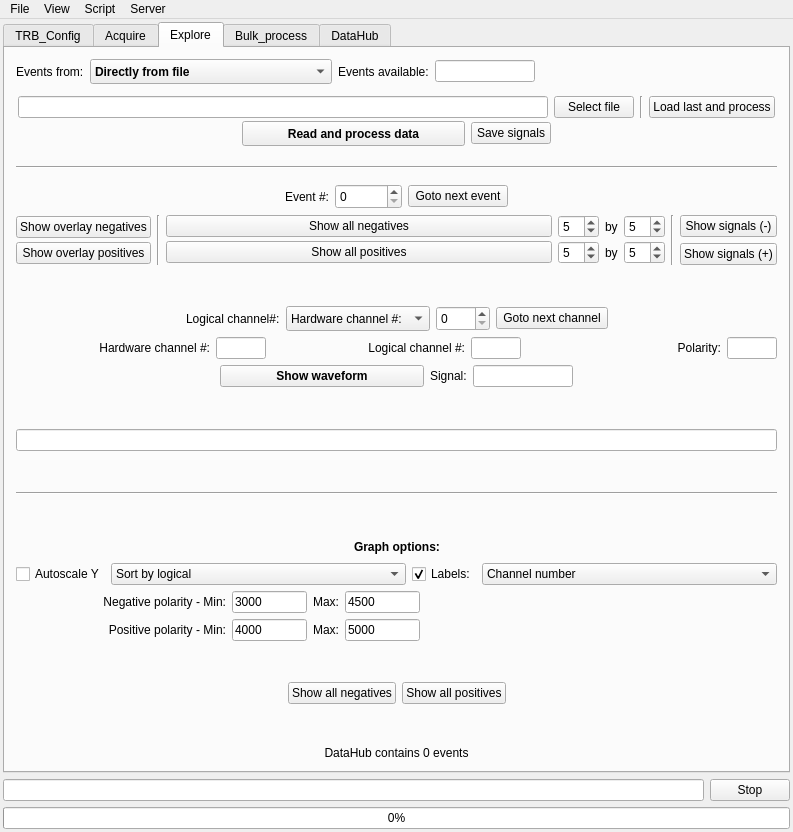
andrmor/TRB3reader, file GUI/mainwindow.ui: the form before one commit.
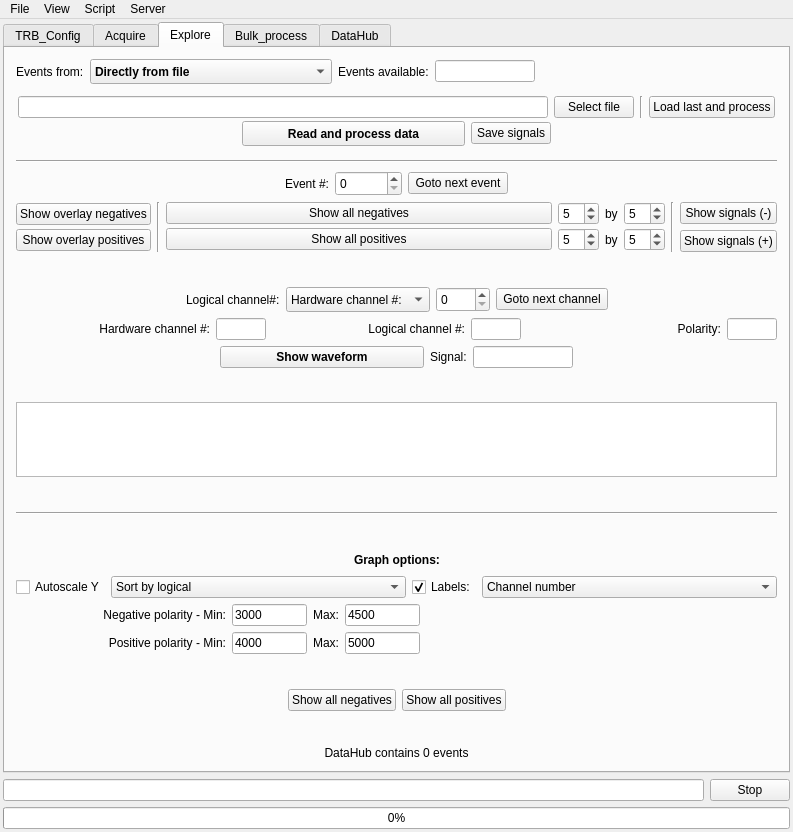
The form after the commit. The open tabs and pages were chosen to show the change.

The edit to the form file:
```diff
--- a/GUI/mainwindow.ui
+++ b/GUI/mainwindow.ui
@@ -5059,9 +5059,18 @@
          </spacer>
         </item>
         <item>
-         <widget class="QLineEdit" name="leTimes">
-          <property name="readOnly">
-           <bool>false</bool>
+         <widget class="QListWidget" name="lwTriggers">
+          <property name="sizePolicy">
+           <sizepolicy hsizetype="Expanding" vsizetype="MinimumExpanding">
+            <horstretch>0</horstretch>
+            <verstretch>0</verstretch>
+           </sizepolicy>
+          </property>
+          <property name="maximumSize">
+           <size>
+            <width>16777215</width>
+            <height>75</height>
+           </size>
           </property>
          </widget>
         </item>
```
Left out of the diff: 2 changed lines with no effect on the pictures.
